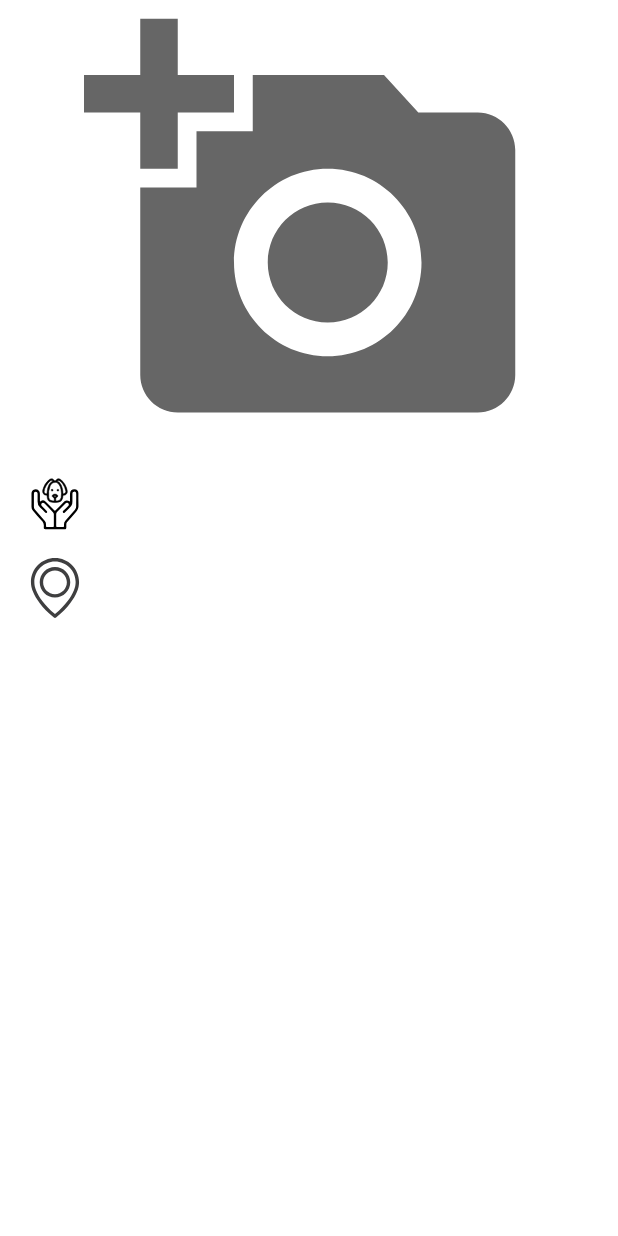
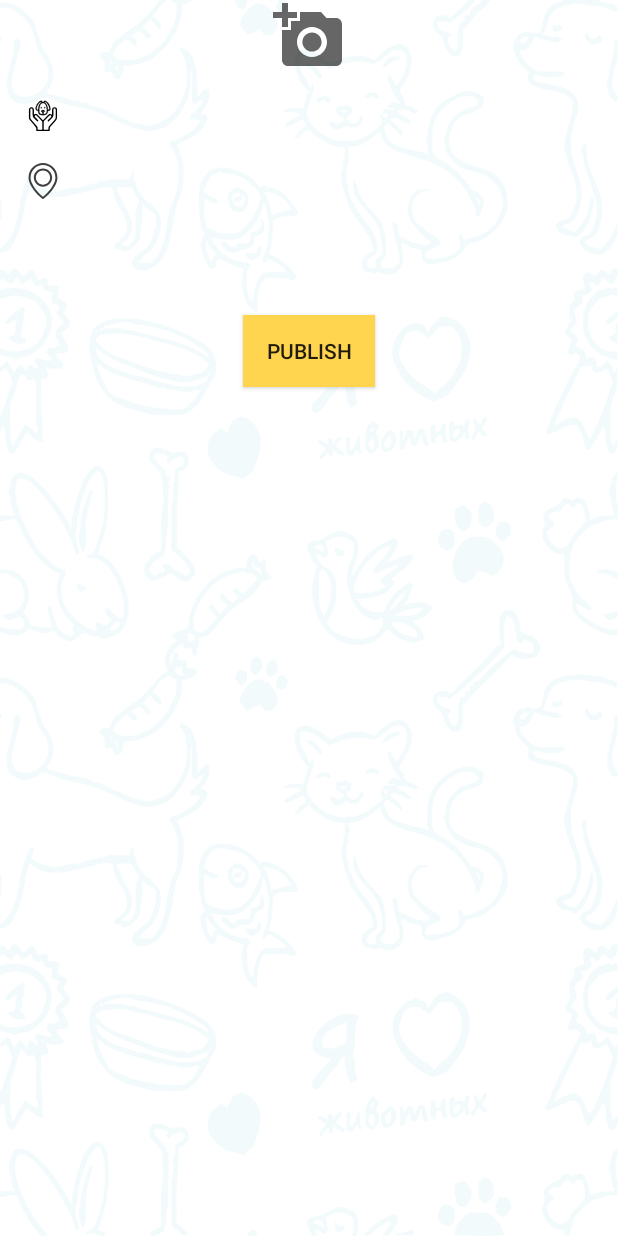
Before and after one commit to chilik1020/MustachePawsFP, an Android app: the PostCreateFragment screen opened through its navigation route, on a phone screen of 412 x 824 dp. Run offline under Robolectric (Android 15) with nearby library versions, the phone set to English and light mode, and no system bars; our stand-ins replace Dagger/Hilt's generated code; libraries missing offline, so code that uses them is left out: at.blogc.android; plain views replace ExpandableTextView; pictures from the network do not load; 4 statements that could not run were skipped.

Commit message:
Added TypeHelpDialog and TypeAnimalDialog

```diff
--- a/presentation/src/main/java/com/chilik1020/mustachepawsfp/ui/postcreate/PostCreateFragment.kt
+++ b/presentation/src/main/java/com/chilik1020/mustachepawsfp/ui/postcreate/PostCreateFragment.kt
@@ -1,11 +1,14 @@
 package com.chilik1020.mustachepawsfp.ui.postcreate
 
 import android.os.Bundle
+import android.util.Log
 import android.view.LayoutInflater
 import android.view.View
 import android.view.ViewGroup
 import androidx.lifecycle.ViewModelProvider
+import com.bumptech.glide.Glide
 import com.chilik1020.mustachepawsfp.databinding.FragmentPostCreateBinding
+import com.chilik1020.mustachepawsfp.utils.LOG_TAG
 import dagger.android.support.DaggerFragment
 import javax.inject.Inject
 
@@ -13,9 +16,8 @@ class PostCreateFragment : DaggerFragment() {
 
     @Inject
     lateinit var viewModelFactory: ViewModelProvider.Factory
-
+    lateinit var viewModel: PostCreateViewModel
     lateinit var binding: FragmentPostCreateBinding
-    lateinit var viewModel: PostCreateViewModel
 
     override fun onCreateView(
         inflater: LayoutInflater,
@@ -33,5 +35,18 @@ class PostCreateFragment : DaggerFragment() {
 
     private fun initViews() {
         viewModel = ViewModelProvider(this, viewModelFactory).get(PostCreateViewModel::class.java)
+        viewModel.imageUri.observe(viewLifecycleOwner) {
+            Glide.with(binding.root)
+                .load(it)
+                .into(binding.ivCapturedImage)
+        }
+        viewModel.typeOfHelp.observe(viewLifecycleOwner) { binding.tvTypeOfHelp.text = it }
+        viewModel.location.observe(viewLifecycleOwner) { binding.tvPlace.text = it }
+        binding.btnPublishPost.setOnClickListener { viewModel.createPost() }
+
+        Log.d(LOG_TAG, viewModel.imageUri.value.toString())
+        Log.d(LOG_TAG, viewModel.typeOfHelp.value.toString())
+        Log.d(LOG_TAG, viewModel.typeOfAnimal.value.toString())
+        Log.d(LOG_TAG, viewModel.location.value.toString())
     }
 }
--- a/presentation/src/main/java/com/chilik1020/mustachepawsfp/ui/postcreate/PostCreateViewModel.kt
+++ b/presentation/src/main/java/com/chilik1020/mustachepawsfp/ui/postcreate/PostCreateViewModel.kt
@@ -1,9 +1,17 @@
 package com.chilik1020.mustachepawsfp.ui.postcreate
 
+import androidx.lifecycle.MutableLiveData
 import androidx.lifecycle.ViewModel
 import javax.inject.Inject
 
 class PostCreateViewModel @Inject constructor() : ViewModel() {
 
+    val imageUri = MutableLiveData<String>()
+    val typeOfHelp = MutableLiveData<String>()
+    val typeOfAnimal = MutableLiveData<String>()
+    val location = MutableLiveData<String>()
 
+    fun createPost() {
+
+    }
 }
--- /dev/null
+++ b/presentation/src/main/res/drawable/ic_arrow_left.xml
@@ -0,0 +1,5 @@
+<vector android:height="40dp" android:tint="?attr/colorControlNormal"
+    android:viewportHeight="24" android:viewportWidth="24"
+    android:width="40dp" xmlns:android="http://schemas.android.com/apk/res/android">
+    <path android:fillColor="@android:color/white" android:pathData="M20,11H7.83l5.59,-5.59L12,4l-8,8 8,8 1.41,-1.41L7.83,13H20v-2z"/>
+</vector>
--- /dev/null
+++ b/presentation/src/main/res/drawable/ic_arrow_right.xml
@@ -0,0 +1,5 @@
+<vector android:height="40dp" android:tint="?attr/colorControlNormal"
+    android:viewportHeight="24" android:viewportWidth="24"
+    android:width="40dp" xmlns:android="http://schemas.android.com/apk/res/android">
+    <path android:fillColor="@android:color/white" android:pathData="M12,4l-1.41,1.41L16.17,11H4v2h12.17l-5.58,5.59L12,20l8,-8z"/>
+</vector>
--- /dev/null
+++ b/presentation/src/main/res/drawable/ic_close.xml
@@ -0,0 +1,5 @@
+<vector android:height="40dp" android:tint="?attr/colorControlNormal"
+    android:viewportHeight="24" android:viewportWidth="24"
+    android:width="40dp" xmlns:android="http://schemas.android.com/apk/res/android">
+    <path android:fillColor="@android:color/white" android:pathData="M19,6.41L17.59,5 12,10.59 6.41,5 5,6.41 10.59,12 5,17.59 6.41,19 12,13.41 17.59,19 19,17.59 13.41,12z"/>
+</vector>
--- a/presentation/src/main/res/drawable/ic_placeholder.xml
+++ b/presentation/src/main/res/drawable/ic_placeholder.xml
@@ -1,5 +1,5 @@
-<vector android:height="40dp" android:viewportHeight="25"
-    android:viewportWidth="25" android:width="40dp" xmlns:android="http://schemas.android.com/apk/res/android">
+<vector android:height="24dp" android:viewportHeight="25"
+    android:viewportWidth="25" android:width="24dp" xmlns:android="http://schemas.android.com/apk/res/android">
     <path android:fillColor="#3F3F40" android:pathData="M12.4948,0C6.9707,0 2.4738,4.4969 2.4738,10.021C2.4738,10.6499 2.5315,11.2841 2.652,11.9025C2.6572,11.9392 2.6782,12.0493 2.7201,12.2379C2.8721,12.914 3.0975,13.5797 3.391,14.2138C4.4707,16.7558 6.8449,20.6604 12.0545,24.8428C12.1856,24.9476 12.3428,25 12.5,25C12.6573,25 12.8145,24.9476 12.9455,24.8428C18.1499,20.6604 20.5294,16.7558 21.609,14.2138C21.9025,13.5797 22.1279,12.9193 22.2799,12.2379C22.3218,12.0493 22.3428,11.9392 22.348,11.9025C22.4633,11.2841 22.5262,10.6499 22.5262,10.021C22.5157,4.4969 18.0189,0 12.4948,0ZM20.9434,11.6562C20.9434,11.6667 20.9382,11.6771 20.9382,11.6876C20.9329,11.7138 20.9172,11.7925 20.891,11.913C20.891,11.9182 20.891,11.9182 20.891,11.9235C20.76,12.5105 20.5661,13.0818 20.3092,13.6321C20.304,13.6373 20.304,13.6478 20.2988,13.653C19.3187,15.9748 17.1698,19.5178 12.4948,23.3805C7.8197,19.5178 5.6709,15.9748 4.6908,13.653C4.6856,13.6478 4.6856,13.6373 4.6803,13.6321C4.4287,13.087 4.2348,12.5105 4.0985,11.9235C4.0985,11.9182 4.0985,11.9182 4.0985,11.913C4.0671,11.7925 4.0566,11.7138 4.0514,11.6876C4.0514,11.6771 4.0461,11.6667 4.0461,11.6509C3.9413,11.1111 3.8889,10.566 3.8889,10.0157C3.8889,5.2725 7.7516,1.4099 12.4948,1.4099C17.238,1.4099 21.1007,5.2725 21.1007,10.0157C21.1007,10.5713 21.0482,11.1216 20.9434,11.6562Z"/>
     <path android:fillColor="#3F3F40" android:pathData="M12.4948,3.7684C8.9885,3.7684 6.1321,6.6248 6.1321,10.1311C6.1321,13.6373 8.9885,16.4937 12.4948,16.4937C16.001,16.4937 18.8574,13.6373 18.8574,10.1311C18.8574,6.6248 16.001,3.7684 12.4948,3.7684ZM12.4948,15.0786C9.7641,15.0786 7.5472,12.8564 7.5472,10.1311C7.5472,7.4057 9.7694,5.1835 12.4948,5.1835C15.2201,5.1835 17.4423,7.4057 17.4423,10.1311C17.4423,12.8564 15.2254,15.0786 12.4948,15.0786Z"/>
 </vector>
--- a/presentation/src/main/res/drawable/ic_type_help.xml
+++ b/presentation/src/main/res/drawable/ic_type_help.xml
@@ -1,6 +1,6 @@
 <vector xmlns:android="http://schemas.android.com/apk/res/android"
-    android:width="40dp"
-    android:height="40dp"
+    android:width="24dp"
+    android:height="24dp"
     android:viewportWidth="50"
     android:viewportHeight="50">
   <path
--- a/presentation/src/main/res/layout/fragment_image_capture.xml
+++ b/presentation/src/main/res/layout/fragment_image_capture.xml
@@ -1,7 +1,8 @@
 <?xml version="1.0" encoding="utf-8"?>
 <FrameLayout xmlns:android="http://schemas.android.com/apk/res/android"
     android:layout_width="match_parent"
-    android:layout_height="match_parent">
+    android:layout_height="match_parent"
+    android:background="@color/colorPrimaryDark">
 
     <ImageView
         android:id="@+id/ivCapturedImage"
--- a/presentation/src/main/res/layout/fragment_post_create.xml
+++ b/presentation/src/main/res/layout/fragment_post_create.xml
@@ -3,7 +3,8 @@
     xmlns:app="http://schemas.android.com/apk/res-auto"
     xmlns:tools="http://schemas.android.com/tools"
     android:layout_width="match_parent"
-    android:layout_height="match_parent">
+    android:layout_height="match_parent"
+    android:background="@drawable/ic_background">
 
     <androidx.constraintlayout.widget.Guideline
         android:id="@+id/glVerticalStart"
@@ -23,7 +24,6 @@
         android:id="@+id/ivCapturedImage"
         android:layout_width="match_parent"
         android:layout_height="wrap_content"
-        android:minHeight="300dp"
         android:src="@drawable/ic_add_photo"
         app:layout_constraintEnd_toEndOf="@id/glVerticalEnd"
         app:layout_constraintStart_toStartOf="@id/glVerticalStart"
@@ -35,7 +35,7 @@
         android:layout_height="wrap_content"
         android:layout_marginTop="@dimen/default_margin"
         android:drawablePadding="@dimen/default_padding"
-        android:textSize="24sp"
+        android:textSize="20sp"
         app:drawableStartCompat="@drawable/ic_type_help"
         app:layout_constraintEnd_toEndOf="@id/glVerticalEnd"
         app:layout_constraintStart_toStartOf="@id/glVerticalStart"
@@ -48,7 +48,7 @@
         android:layout_height="wrap_content"
         android:layout_marginTop="@dimen/default_margin"
         android:drawablePadding="@dimen/default_padding"
-        android:textSize="24sp"
+        android:textSize="20sp"
         app:drawableStartCompat="@drawable/ic_placeholder"
         app:layout_constraintEnd_toEndOf="@id/glVerticalEnd"
         app:layout_constraintStart_toStartOf="@id/glVerticalStart"
@@ -70,5 +70,14 @@
         app:layout_constraintTop_toBottomOf="@id/tvPlace"
         tools:text="Please, help find the dog. Please, help find the dog. Please, help find the dog. Please, help find the dog. Please, help find the dog. Please, help find the dog. Please, help find the dog." />
 
-
+    <androidx.appcompat.widget.AppCompatButton
+        android:id="@+id/btnPublishPost"
+        android:layout_width="wrap_content"
+        android:layout_height="wrap_content"
+        android:layout_marginTop="@dimen/default_margin"
+        android:background="@color/primaryColor"
+        android:text="Publish"
+        app:layout_constraintEnd_toEndOf="@id/glVerticalEnd"
+        app:layout_constraintStart_toStartOf="@id/glVerticalStart"
+        app:layout_constraintTop_toBottomOf="@id/etvPostDescription" />
 </androidx.constraintlayout.widget.ConstraintLayout>
--- a/presentation/src/main/res/navigation/nav_graph_main.xml
+++ b/presentation/src/main/res/navigation/nav_graph_main.xml
@@ -4,8 +4,6 @@
     xmlns:tools="http://schemas.android.com/tools"
     android:id="@+id/navGraphMain"
     app:startDestination="@id/postList">
-
-    <!--    <include app:graph="@navigation/nav_graph_post_create" />-->
 
     <fragment
         android:id="@+id/login"
@@ -61,7 +59,7 @@
 
         <action
             android:id="@+id/action_postList_to_PostCreateGraph"
-            app:destination="@id/createPost"
+            app:destination="@id/imageCapture"
             app:enterAnim="@anim/fade_in"
             app:exitAnim="@anim/fade_out"
             app:popEnterAnim="@anim/slide_in_left"
@@ -74,6 +72,36 @@
         android:label="ProfileFragment"
         tools:layout="@layout/fragment_profile" />
 
+    <fragment
+        android:id="@+id/imageCapture"
+        android:name="com.chilik1020.mustachepawsfp.ui.postcreate.ImageCaptureFragment"
+        android:label="ImageCapture"
+        tools:layout="@layout/fragment_image_capture">
+
+        <action
+            android:id="@+id/action_imageCapture_to_DialogTypeHelp"
+            app:destination="@id/dialogTypeHelp" />
+    </fragment>
+
+    <dialog
+        android:id="@+id/dialogTypeHelp"
+        android:name="com.chilik1020.mustachepawsfp.ui.postcreate.TypeHelpDialogFragment"
+        android:label="DialogTypeHelp"
+        tools:layout="@layout/fragment_dialog_type_help">
+        <action
+            android:id="@+id/action_dialogTypeHelp_to_dialogTypeAnimal"
+            app:destination="@id/dialogTypeAnimal" />
+    </dialog>
+
+    <dialog
+        android:id="@+id/dialogTypeAnimal"
+        android:name="com.chilik1020.mustachepawsfp.ui.postcreate.TypeAnimalDialogFragment"
+        android:label="DialogTypeAnimal"
+        tools:layout="@layout/fragment_dialog_type_animal">
+        <action
+            android:id="@+id/action_dialogTypeAnimal_to_createPost"
+            app:destination="@id/createPost" />
+    </dialog>
 
     <fragment
         android:id="@+id/createPost"
@@ -81,10 +109,4 @@
         android:label="Create Post"
         tools:layout="@layout/fragment_post_create" />
 
-    <fragment
-        android:id="@+id/imageCapture"
-        android:name="com.chilik1020.mustachepawsfp.ui.postcreate.ImageCaptureFragment"
-        android:label="ImageCapture"
-        tools:layout="@layout/fragment_image_capture" />
-
 </navigation>
--- a/presentation/src/main/res/navigation/nav_graph_post_create.xml
+++ /dev/null
@@ -1,14 +0,0 @@
-<?xml version="1.0" encoding="utf-8"?>
-<navigation xmlns:android="http://schemas.android.com/apk/res/android"
-    xmlns:app="http://schemas.android.com/apk/res-auto"
-    xmlns:tools="http://schemas.android.com/tools"
-    android:id="@+id/navGraphPostCreate"
-    app:startDestination="@id/imageCapture">
-
-    <fragment
-        android:id="@+id/imageCapture"
-        android:name="com.chilik1020.mustachepawsfp.ui.postcreate.ImageCaptureFragment"
-        android:label="ImageCapture"
-        tools:layout="@layout/fragment_image_capture" />
-
-</navigation>
```
Also changed, not shown: presentation/src/main/java/com/chilik1020/mustachepawsfp/di/FragmentBindingModule.kt (+16 -0 lines), presentation/src/main/java/com/chilik1020/mustachepawsfp/di/viewModels/ViewModelModule.kt (+8 -0 lines), presentation/src/main/java/com/chilik1020/mustachepawsfp/ui/postcreate/ImageCaptureFragment.kt (+17 -2 lines), presentation/src/main/java/com/chilik1020/mustachepawsfp/ui/postcreate/TypeAnimalDialogFragment.kt (added, +52 -0 lines), presentation/src/main/java/com/chilik1020/mustachepawsfp/ui/postcreate/TypeHelpDialogFragment.kt (added, +57 -0 lines), presentation/src/main/res/layout/fragment_dialog_type_animal.xml (added, +114 -0 lines), presentation/src/main/res/layout/fragment_dialog_type_help.xml (added, +120 -0 lines).
